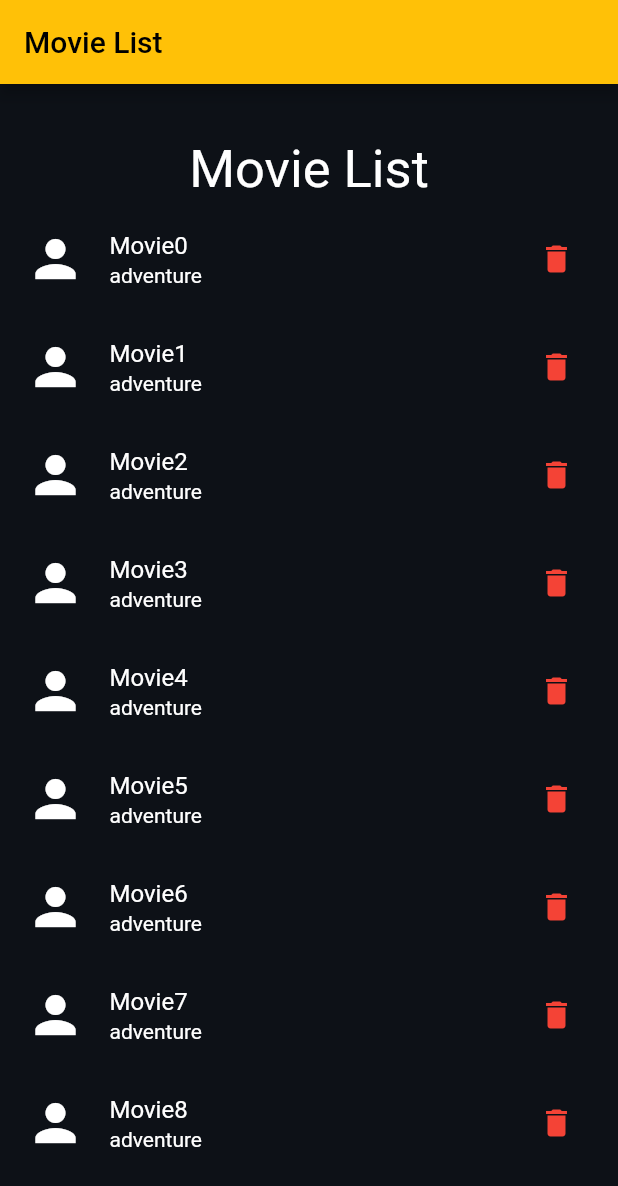
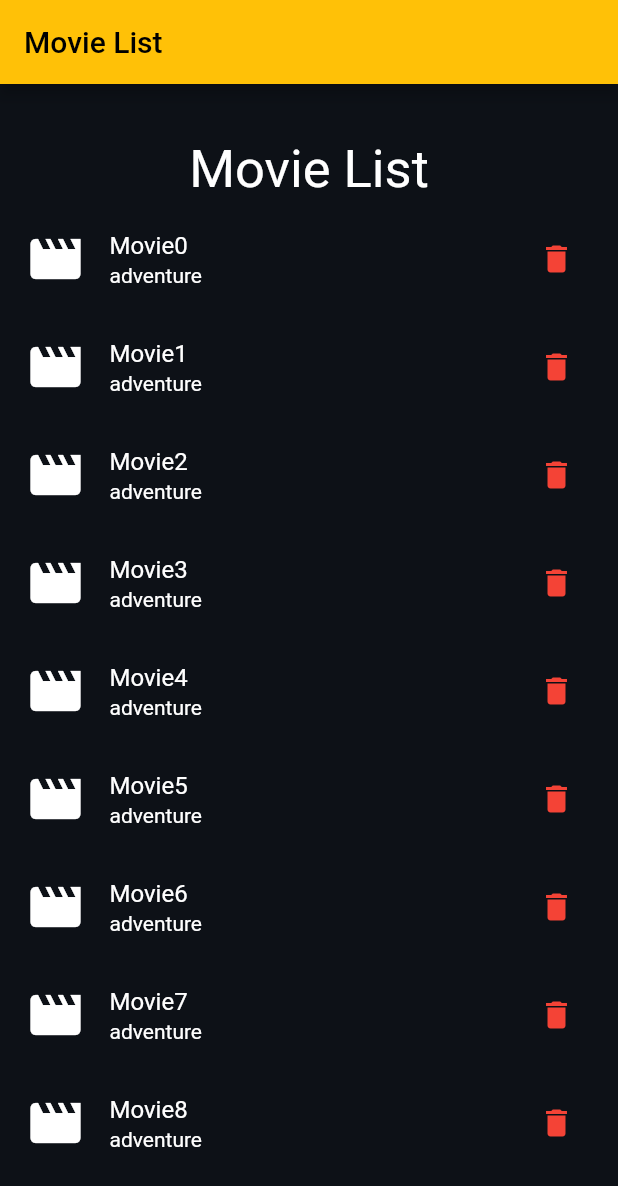
Before and after one commit to FatihBARACKILIC/flutter-homework-movie-app, a Flutter app: the MovieScreen screen opened directly, after a tap on "Show Movies", on a phone screen of 412 x 824 dp. Shown: the top 1186 px of the screen. Run offline on Flutter 3.47's test engine with Material 2 defaults, Android fonts, the phone set to English and light mode, and no system bars.

Commit message:
icon fixed

```diff
--- a/lib/screens/movie/movie_list.dart
+++ b/lib/screens/movie/movie_list.dart
@@ -10,7 +10,7 @@ class MovieList extends StatelessWidget {
   @override
   Widget build(BuildContext context) {
     return MaterialApp(
-      title: "Member List",
+      title: "Movie List",
       debugShowCheckedModeBanner: false,
       theme: theme(context),
       home: const MovieWidget(),
@@ -65,7 +65,7 @@ class _MovieWidgetState extends State<MovieWidget> {
                         itemBuilder: (context, index) {
                           return ListTile(
                             leading: const Icon(
-                              Icons.person,
+                              Icons.movie,
                               size: 40,
                             ),
                             iconColor: Colors.white,
@@ -105,7 +105,7 @@ class _MovieWidgetState extends State<MovieWidget> {
   Widget _detailPage(BuildContext context, Movie info) {
     return AlertDialog(
       backgroundColor: const Color.fromRGBO(13, 17, 23, 1),
-      title: const Center(child: Text('Member Detail')),
+      title: const Center(child: Text('Movie Detail')),
       content: Column(
         mainAxisSize: MainAxisSize.min,
         crossAxisAlignment: CrossAxisAlignment.start,
```
